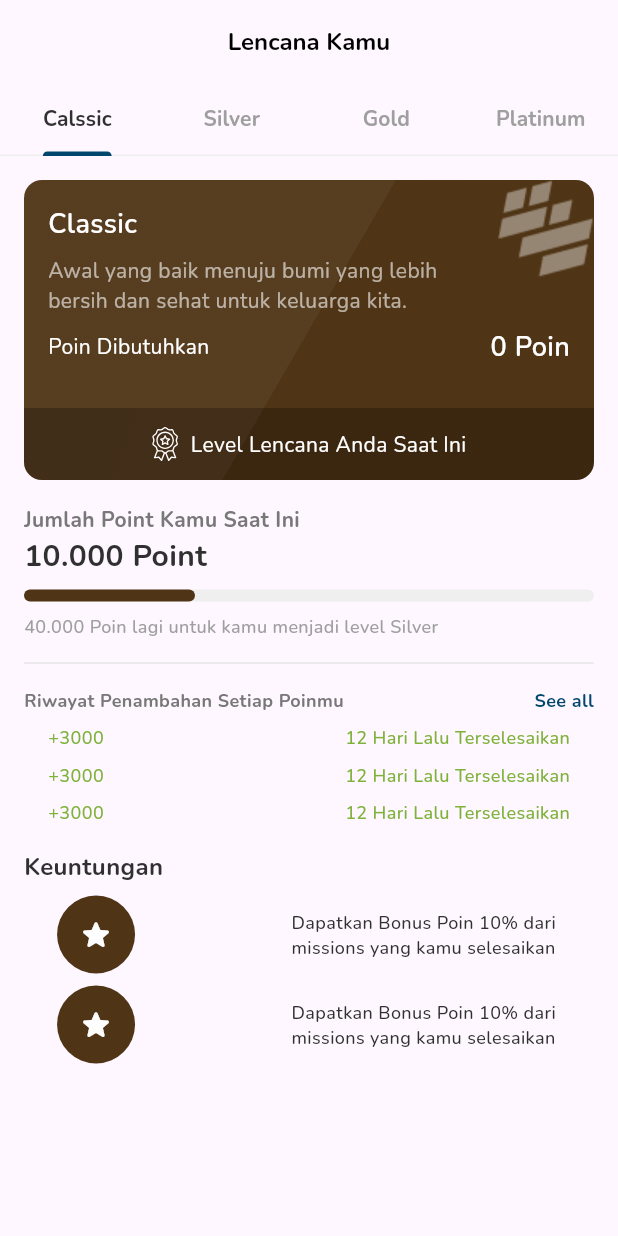
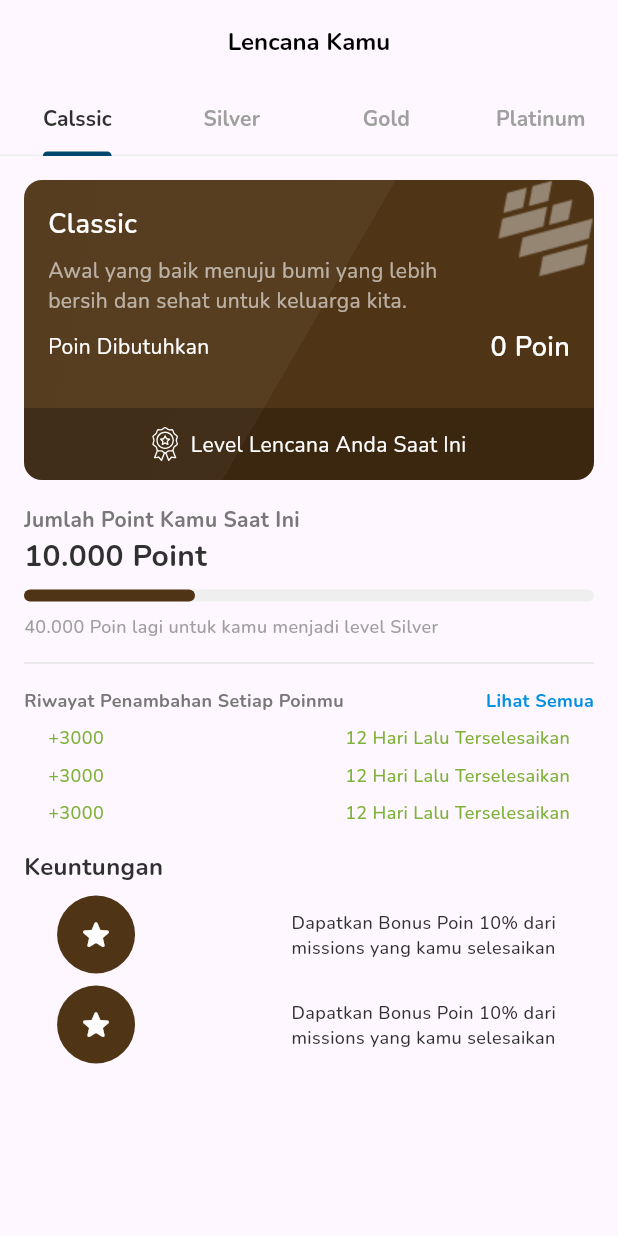
Before and after one commit to RECYTHNG/flutter_recything, a Flutter app: the screen it shows after launch, on a phone screen of 412 x 824 dp. Run offline on Flutter 3.47's test engine with Material 3 defaults, Android fonts, the phone set to English and light mode, and no system bars; our stand-ins replace flutter_svg, substring_highlight.

Commit message:
style(content): replacing 'see all' to 'lihat semua' and changing its color

```diff
--- a/recything_application/lib/screens/achievement_screen/content/classic_achievement_content.dart
+++ b/recything_application/lib/screens/achievement_screen/content/classic_achievement_content.dart
@@ -180,9 +180,9 @@ class _ClassicAchievementContentState extends State<ClassicAchievementContent> {
                         );
                       },
                       child: Text(
-                        'See all',
+                        'Lihat Semua',
                         style: TextStyleConstant.boldCaption.copyWith(
-                          color: ColorConstant.primaryColor500,
+                          color: ColorConstant.infoColor500,
                         ),
                       ),
                     ),
--- a/recything_application/lib/screens/achievement_screen/content/gold_achievement_content.dart
+++ b/recything_application/lib/screens/achievement_screen/content/gold_achievement_content.dart
@@ -172,9 +172,9 @@ class _GoldAchievementContentState extends State<GoldAchievementContent> {
                     GestureDetector(
                       onTap: () {},
                       child: Text(
-                        'See all',
+                        'Lihat Semua',
                         style: TextStyleConstant.boldCaption.copyWith(
-                          color: ColorConstant.primaryColor500,
+                          color: ColorConstant.infoColor500,
                         ),
                       ),
                     ),
--- a/recything_application/lib/screens/achievement_screen/content/platinum_achievement_content.dart
+++ b/recything_application/lib/screens/achievement_screen/content/platinum_achievement_content.dart
@@ -174,9 +174,9 @@ class _PlatinumAchievementContentState
                     GestureDetector(
                       onTap: () {},
                       child: Text(
-                        'See all',
+                        'Lihat Semua',
                         style: TextStyleConstant.boldCaption.copyWith(
-                          color: ColorConstant.primaryColor500,
+                          color: ColorConstant.infoColor500,
                         ),
                       ),
                     ),
--- a/recything_application/lib/screens/achievement_screen/content/silver_achievement_content.dart
+++ b/recything_application/lib/screens/achievement_screen/content/silver_achievement_content.dart
@@ -173,9 +173,9 @@ class _SilverAchievementContentState extends State<SilverAchievementContent> {
                     GestureDetector(
                       onTap: () {},
                       child: Text(
-                        'See all',
+                        'Lihat Semua',
                         style: TextStyleConstant.boldCaption.copyWith(
-                          color: ColorConstant.primaryColor500,
+                          color: ColorConstant.infoColor500,
                         ),
                       ),
                     ),
```
